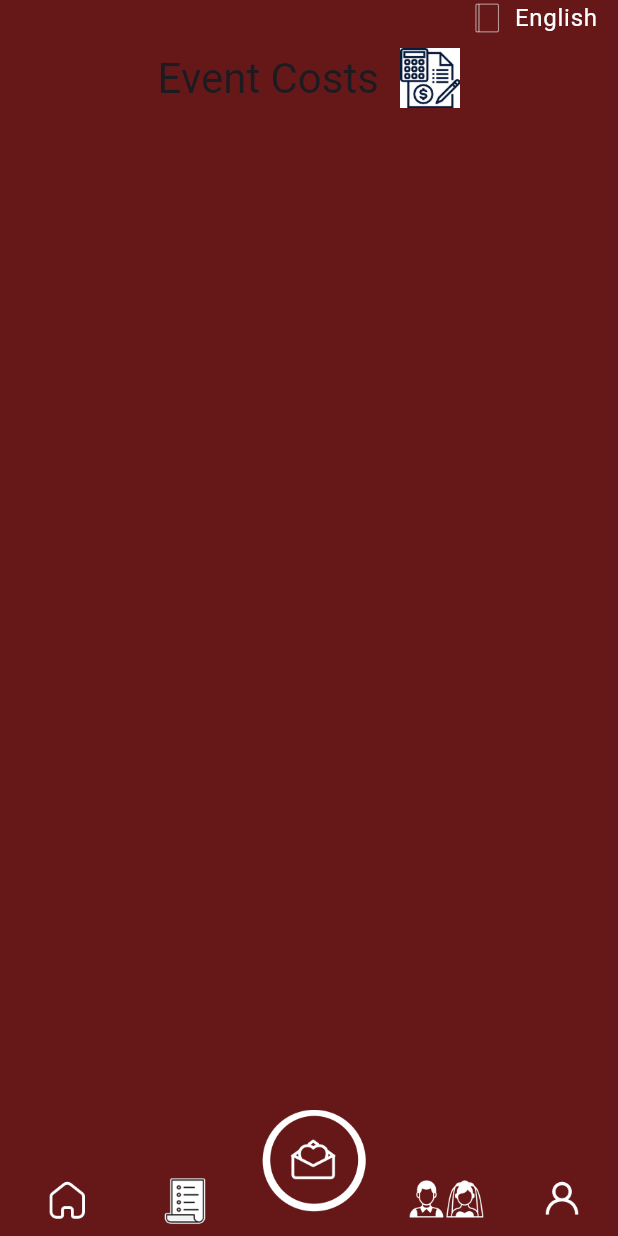
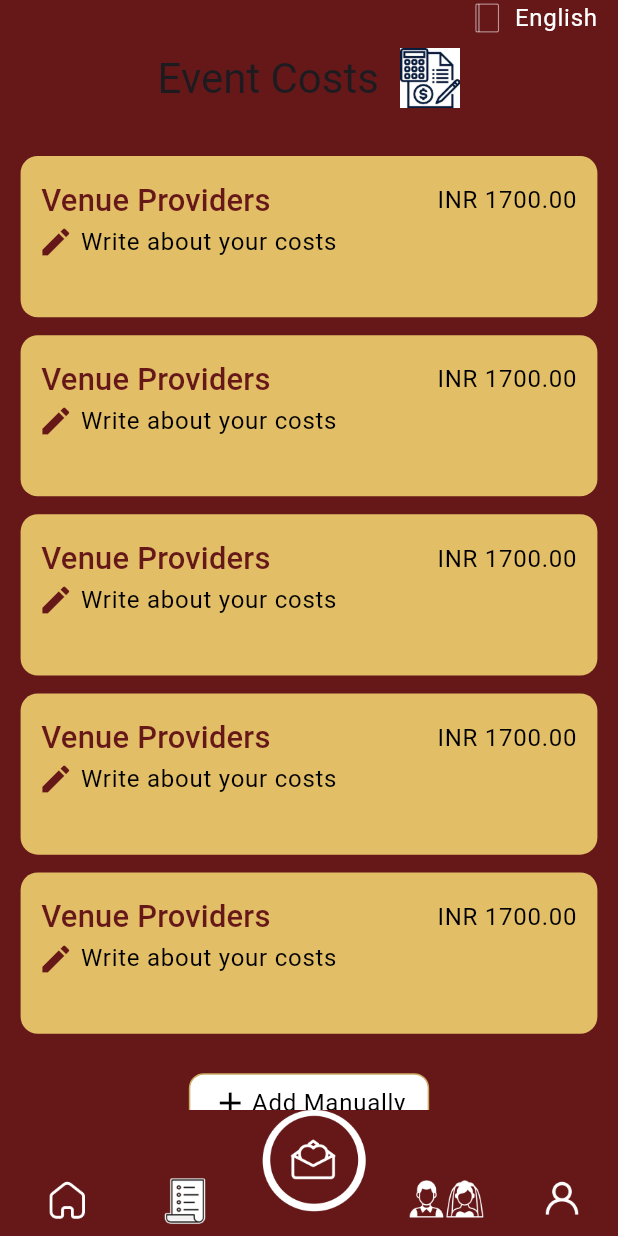
Before and after one commit to shahzadhsp/HiEvent-UI, a Flutter app: the EventCostScreen screen opened directly, on a phone screen of 412 x 824 dp. Run offline on Flutter 3.47's test engine with Material 3 defaults, Android fonts, the phone set to English and light mode, and no system bars; our stand-ins replace flutter_screenutil.

Commit message:
create event cost screen

```diff
--- a/lib/res/app_assets.dart
+++ b/lib/res/app_assets.dart
@@ -48,6 +48,7 @@ class AppAssets {
 
   // event costs screens
   static const String eventCostIcon = '$baseImagePath/event_cost_icon.png';
+  static const String yourCost = '$baseImagePath/your_cost.png';
 
   // cvgs
   static const String hallSvg = 'assets/icons/hall.svg';
--- a/lib/view/event_cost/event_cost_screen.dart
+++ b/lib/view/event_cost/event_cost_screen.dart
@@ -52,12 +52,109 @@ class _EventCostScreenState extends State<EventCostScreen> {
                 shrinkWrap: true,
                 itemCount: 5,
                 itemBuilder: (context, index) {
-                  return Container(
-                    color: AppColors.lightYellow,
-                    child: Column(children: []),
+                  return Padding(
+                    padding: EdgeInsets.symmetric(horizontal: 12.w),
+                    child: Column(
+                      mainAxisAlignment: MainAxisAlignment.start,
+                      crossAxisAlignment: CrossAxisAlignment.start,
+                      children: [
+                        Container(
+                          height: 90.h,
+                          width: double.maxFinite,
+                          decoration: BoxDecoration(
+                            color: AppColors.lightYellow,
+                            borderRadius: BorderRadius.circular(10.r),
+                          ),
+                          child: Column(
+                            mainAxisAlignment: MainAxisAlignment.start,
+                            crossAxisAlignment: CrossAxisAlignment.start,
+                            children: [
+                              SizedBox(height: 12.h),
+                              Padding(
+                                padding: EdgeInsets.symmetric(horizontal: 12.w),
+                                child: Row(
+                                  mainAxisAlignment:
+                                      MainAxisAlignment.spaceBetween,
+                                  children: [
+                                    Text(
+                                      'Venue Providers',
+                                      style: Theme.of(
+                                        context,
+                                      ).textTheme.titleMedium!.copyWith(
+                                        fontSize: 18.sp,
+                                        color: AppColors.primaryColor,
+                                      ),
+                                    ),
+                                    Text(
+                                      'INR 1700.00',
+                                      style: Theme.of(
+                                        context,
+                                      ).textTheme.bodyLarge!.copyWith(
+                                        color: AppColors.blackColor,
+                                      ),
+                                    ),
+                                  ],
+                                ),
+                              ),
+                              // SizedBox(height: 10.h),
+                              Padding(
+                                padding: EdgeInsets.symmetric(horizontal: 10.w),
+                                child: Row(
+                                  children: [
+                                    Icon(
+                                      Icons.edit,
+                                      color: AppColors.primaryColor,
+                                    ),
+                                    SizedBox(width: 4.w),
+                                    Text(
+                                      'Write about your costs',
+                                      style: Theme.of(
+                                        context,
+                                      ).textTheme.bodyLarge!.copyWith(
+                                        color: AppColors.blackColor,
+                                      ),
+                                    ),
+                                  ],
+                                ),
+                              ),
+                            ],
+                          ),
+                        ),
+                        SizedBox(height: 10.h),
+                      ],
+                    ),
                   );
                 },
               ),
+              SizedBox(height: 12.h),
+              Padding(
+                padding: EdgeInsets.symmetric(horizontal: 110.w),
+                child: Container(
+                  padding: EdgeInsets.symmetric(horizontal: 8.h, vertical: 6.h),
+                  decoration: BoxDecoration(
+                    color: AppColors.whiteColor,
+                    border: Border.all(color: AppColors.darkYellow),
+                    borderRadius: BorderRadius.all(Radius.circular(10)),
+                  ),
+                  child: Row(
+                    mainAxisAlignment: MainAxisAlignment.center,
+                    crossAxisAlignment: CrossAxisAlignment.center,
+                    children: [
+                      Icon(Icons.add, size: 24, color: AppColors.blackColor),
+                      SizedBox(width: 2.w),
+                      Text(
+                        'Add Manually',
+                        style: Theme.of(context).textTheme.bodyLarge!.copyWith(
+                          decorationColor: Colors.yellow,
+                          decorationThickness: 2,
+                          color: AppColors.blackColor,
+                        ),
+                      ),
+                    ],
+                  ),
+                ),
+              ),
+              SizedBox(height: 50.h),
             ],
           ),
         ),
@@ -65,66 +162,3 @@ class _EventCostScreenState extends State<EventCostScreen> {
     );
   }
 }
-
-class _CustomDivider extends StatelessWidget {
-  const _CustomDivider({super.key});
-
-  @override
-  Widget build(BuildContext context) {
-    return Container(
-      height: 1.h,
-      width: double.maxFinite,
-      color: AppColors.blackColor.withValues(alpha: 0.95),
-    );
-  }
-}
-
-class _TotalApprovedGusts extends StatelessWidget {
-  const _TotalApprovedGusts({super.key});
-
-  @override
-  Widget build(BuildContext context) {
-    return Row(
-      mainAxisAlignment: MainAxisAlignment.spaceBetween,
-      children: [
-        Text(
-          'Unauthorized Guests:',
-          style: Theme.of(
-            context,
-          ).textTheme.bodyLarge!.copyWith(fontWeight: FontWeight.bold),
-        ),
-        Text(
-          '(%75 Guests)',
-          style: Theme.of(
-            context,
-          ).textTheme.bodyLarge!.copyWith(fontWeight: FontWeight.bold),
-        ),
-      ],
-    );
-  }
-}
-
-class _GuestsApproved extends StatelessWidget {
-  const _GuestsApproved({super.key});
-
-  @override
-  Widget build(BuildContext context) {
-    return Row(
-      mainAxisAlignment: MainAxisAlignment.spaceBetween,
-      children: [
-        Text(
-          'Percentage of Invited\nGuests Approved:',
-          style: Theme.of(
-            context,
-          ).textTheme.bodyLarge!.copyWith(fontWeight: FontWeight.bold),
-        ),
-        Text(
-          '(%25)',
-          style: Theme.of(
-            context,
-          ).textTheme.bodyLarge!.copyWith(fontWeight: FontWeight.bold),
-        ),
-      ],
-    );
-  }
-}
```
Also changed, not shown: assets/images/your_cost.png (added).
